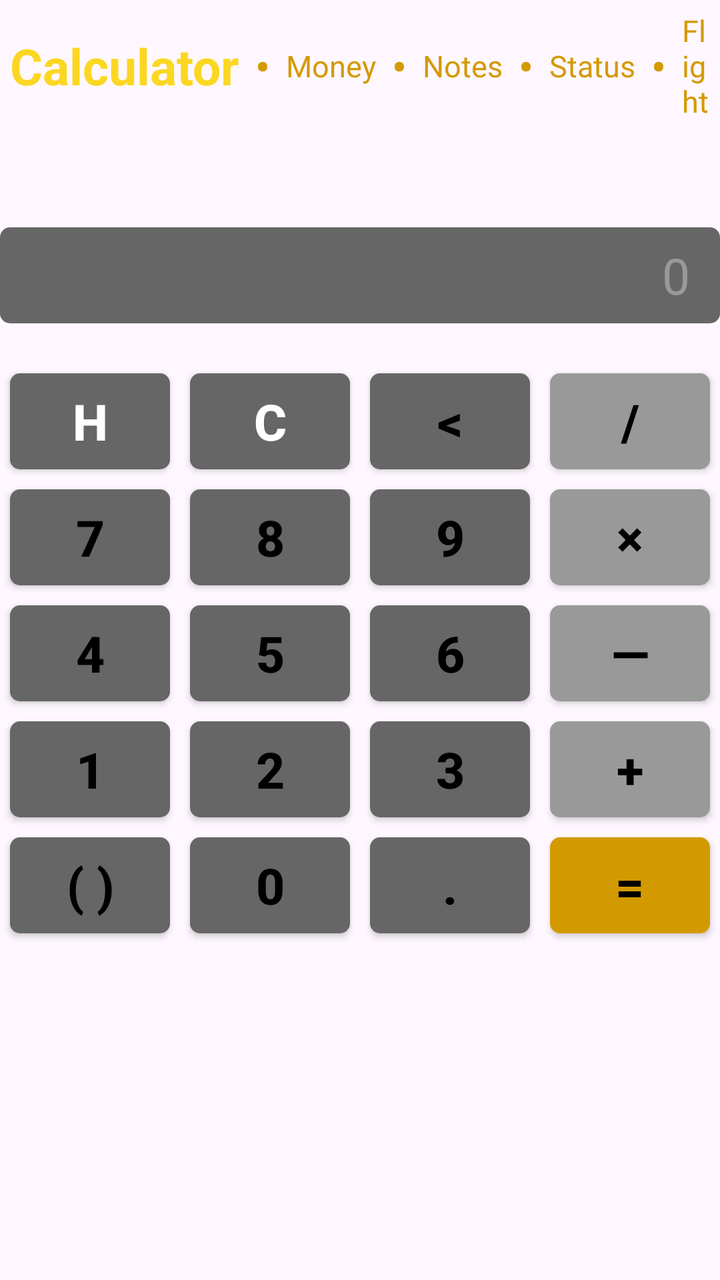
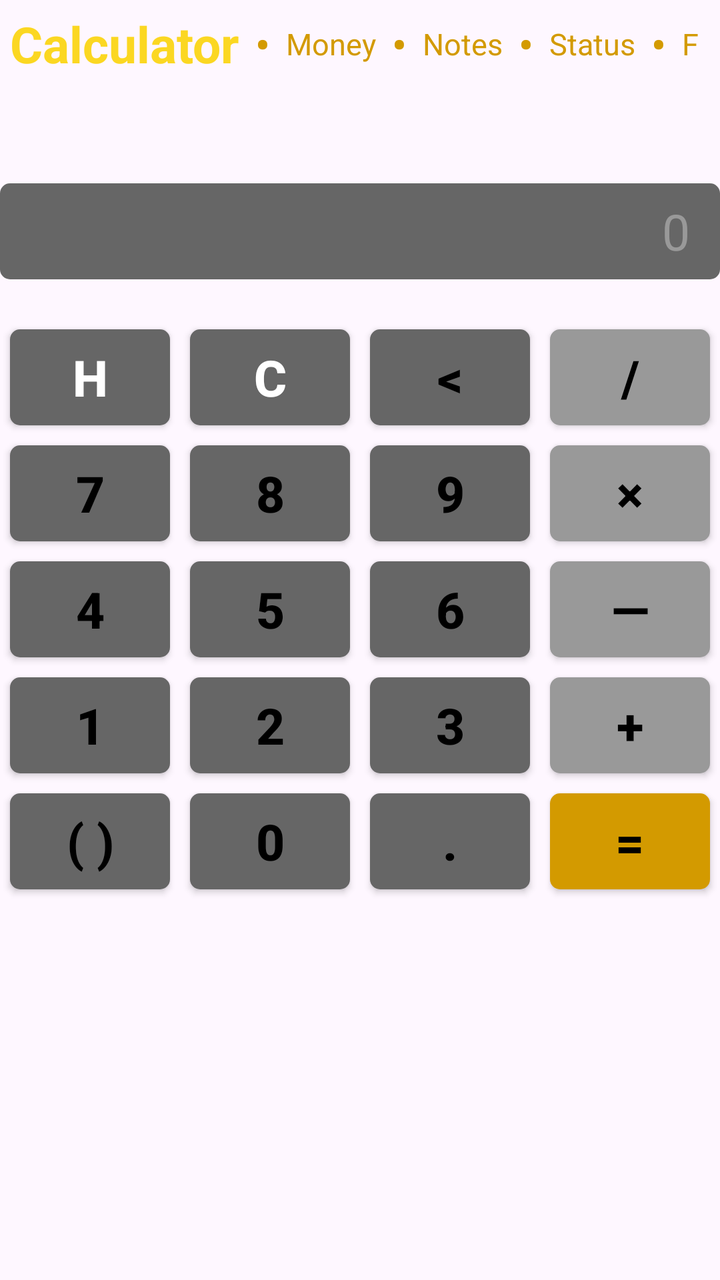

An Android layout rendered at two revisions. The XML below is the earlier revision; the diff shows what the commit changed to produce the second picture.
<!-- AndroidManifest.xml: application theme Theme.Money -->
<!-- res/layout/i_i_calculator.xml -->
<?xml version="1.0" encoding="utf-8"?>
<androidx.constraintlayout.widget.ConstraintLayout
    android:id="@+id/i_i_calculator"
    xmlns:android="http://schemas.android.com/apk/res/android"
    xmlns:app="http://schemas.android.com/apk/res-auto"
    android:layout_width="match_parent"
    android:layout_height="match_parent">

    
    <LinearLayout
        android:id="@id/main_action_bar"

        android:layout_width="wrap_content"
        android:layout_height="wrap_content"
        android:gravity="center"

        android:orientation="horizontal"
        app:layout_constraintStart_toStartOf="parent"
        app:layout_constraintTop_toTopOf="parent">

        
        <TextView
            android:text="@string/ab_calculator"

            android:layout_width="wrap_content"
            android:layout_height="wrap_content"

            android:padding="5dp"
            android:textStyle="bold"
            android:textSize="25sp"
            android:textColor="#fbd722"/>

        
        <TextView
            android:text="@string/ab_separator"

            android:layout_width="wrap_content"
            android:layout_height="wrap_content"

            android:padding="3dp"
            android:textStyle="bold"
            android:textSize="20sp"
            android:textColor="#d39a00"/>

        
        <TextView
            android:id="@+id/ab_money"
            android:text="@string/ab_money"

            android:layout_width="wrap_content"
            android:layout_height="wrap_content"

            android:padding="5dp"
            android:textSize="15sp"
            android:textColor="#d39a00"

            android:clickable="true"
            android:focusable="true"/>

        
        <TextView
            android:text="@string/ab_separator"

            android:layout_width="wrap_content"
            android:layout_height="wrap_content"

            android:padding="3dp"
            android:textStyle="bold"
            android:textSize="20sp"
            android:textColor="#d39a00"/>

        
        <TextView
            android:id="@+id/ab_notes"
            android:text="@string/ab_notes"

            android:layout_width="wrap_content"
            android:layout_height="wrap_content"

            android:padding="5dp"
            android:textSize="15sp"
            android:textColor="#d39a00"

            android:clickable="true"
            android:focusable="true"/>

        
        <TextView
            android:text="@string/ab_separator"

            android:layout_width="wrap_content"
            android:layout_height="wrap_content"

            android:padding="3dp"
            android:textStyle="bold"
            android:textSize="20sp"
            android:textColor="#d39a00"/>

        
        <TextView
            android:id="@+id/ab_status"
            android:text="@string/ab_status"

            android:layout_width="wrap_content"
            android:layout_height="wrap_content"

            android:padding="5dp"
            android:textSize="15sp"
            android:textColor="#d39a00"

            android:clickable="true"
            android:focusable="true"/>

        
        <TextView
            android:text="@string/ab_separator"

            android:layout_width="wrap_content"
            android:layout_height="wrap_content"

            android:padding="3dp"
            android:textStyle="bold"
            android:textSize="20sp"
            android:textColor="#d39a00"/>

        
        <TextView
            android:id="@+id/ab_flight"
            android:text="Flight"

            android:layout_width="wrap_content"
            android:layout_height="wrap_content"

            android:padding="5dp"
            android:textSize="15sp"
            android:textColor="#d39a00"

            android:clickable="true"
            android:focusable="true"/>
    </LinearLayout>

    
    <EditText
        android:id="@+id/calculator"

        android:layout_marginTop="48dp"
        app:layout_constraintTop_toBottomOf="@id/main_action_bar"
        app:layout_constraintStart_toStartOf="parent"
        app:layout_constraintEnd_toEndOf="parent"

        android:layout_width="0dp"
        android:layout_height="48dp"
        android:gravity="center_vertical|end"

        android:textColor="#FFFFFF"
        android:textSize="25sp"
        android:paddingStart="5dp"
        android:paddingTop="5dp"
        android:paddingEnd="15dp"
        android:paddingBottom="5dp"
        android:background="@drawable/c_d"

        android:hint="@string/c_hint"
        android:textColorHint="#999999"

        android:singleLine="true"
        android:scrollHorizontally="true"
        android:cursorVisible="true"
        android:inputType="textNoSuggestions"/>

    
    <LinearLayout
        android:id="@+id/history_panel"
        android:layout_width="0dp"
        android:layout_height="wrap_content"

        android:layout_marginStart="5dp"
        android:layout_marginEnd="5dp"
        android:layout_marginTop="20dp"

        android:orientation="vertical"
        android:padding="12dp"

        android:background="@drawable/history_panel_background"
        android:elevation="10dp"
        android:visibility="gone"

        app:layout_constraintTop_toBottomOf="@id/calculator_buttons"
        app:layout_constraintStart_toStartOf="parent"
        app:layout_constraintEnd_toEndOf="parent">

        
        <ScrollView
            android:id="@+id/history_scroll"
            android:layout_width="match_parent"
            android:layout_height="wrap_content"
            android:fillViewport="false"
            android:scrollbars="vertical"
            android:overScrollMode="ifContentScrolls">

            <LinearLayout
                android:id="@+id/history_items"
                android:layout_width="match_parent"
                android:layout_height="wrap_content"
                android:orientation="vertical"
                android:gravity="top" />
        </ScrollView>

    </LinearLayout>

    
    <GridLayout
        android:id="@+id/calculator_buttons"

        android:layout_marginTop="20dp"
        android:layout_marginBottom="0dp"
        android:layout_marginStart="0dp"
        android:layout_marginEnd="0dp"
        app:layout_constraintTop_toBottomOf="@id/calculator"
        app:layout_constraintStart_toStartOf="parent"
        app:layout_constraintEnd_toEndOf="parent"

        android:layout_width="0dp"
        android:layout_height="wrap_content"
        android:columnCount="4"
        android:rowCount="5"
        android:alignmentMode="alignMargins"
        android:useDefaultMargins="false"
        android:padding="0dp">

        

        
        <androidx.appcompat.widget.AppCompatButton
            android:id="@+id/c_h"
            android:text="@string/c_h"

            android:layout_width="0dp"
            android:layout_height="48dp"
            android:layout_columnWeight="1"
            android:layout_margin="5dp"

            android:textColor="#FFFFFF"
            android:textStyle="bold"
            android:textSize="25sp"

            android:backgroundTint="@null"
            android:background="@drawable/c_b"/>

        
        <androidx.appcompat.widget.AppCompatButton
            android:id="@+id/c_c"
            android:text="@string/c_c"

            android:layout_width="0dp"
            android:layout_height="48dp"
            android:layout_columnWeight="1"
            android:layout_margin="5dp"

            android:textColor="#FFFFFF"
            android:textStyle="bold"
            android:textSize="25sp"

            android:backgroundTint="@null"
            android:background="@drawable/c_b"

            android:foreground="?attr/selectableItemBackground"
            android:foregroundTint="#666666"/>

        
        <androidx.appcompat.widget.AppCompatButton
            android:id="@+id/c_backspace"
            android:text="@string/c_backspace"

            android:layout_width="0dp"
            android:layout_height="48dp"
            android:layout_columnWeight="1"
            android:layout_margin="5dp"

            android:textColor="#000000"
            android:textStyle="bold"
            android:textSize="25sp"

            android:backgroundTint="@null"
            android:background="@drawable/c_b"/>

        
        <androidx.appcompat.widget.AppCompatButton
            android:id="@+id/c_divide"
            android:text="@string/c_divide"

            android:layout_width="0dp"
            android:layout_height="48dp"
            android:layout_columnWeight="1"
            android:layout_margin="5dp"

            android:textColor="#000000"
            android:textStyle="bold"
            android:textSize="25sp"

            android:backgroundTint="@null"
            android:background="@drawable/c_button_symbols"/>

        

        
        <androidx.appcompat.widget.AppCompatButton
            android:id="@+id/c_7"
            android:text="@string/c_7"

            android:layout_width="0dp"
            android:layout_height="48dp"
            android:layout_columnWeight="1"
            android:layout_margin="5dp"

            android:textColor="#000000"
            android:textStyle="bold"
            android:textSize="25sp"

            android:backgroundTint="@null"
            android:background="@drawable/c_b"/>

        
        <androidx.appcompat.widget.AppCompatButton
            android:id="@+id/c_8"
            android:text="@string/c_8"

            android:layout_width="0dp"
            android:layout_height="48dp"
            android:layout_columnWeight="1"
            android:layout_margin="5dp"

            android:textColor="#000000"
            android:textStyle="bold"
            android:textSize="25sp"

            android:backgroundTint="@null"
            android:background="@drawable/c_b"/>

        
        <androidx.appcompat.widget.AppCompatButton
            android:id="@+id/c_9"
            android:text="@string/c_9"

            android:layout_width="0dp"
            android:layout_height="48dp"
            android:layout_columnWeight="1"
            android:layout_margin="5dp"

            android:textColor="#000000"
            android:textStyle="bold"
            android:textSize="25sp"

            android:backgroundTint="@null"
            android:background="@drawable/c_b"/>

        
        <androidx.appcompat.widget.AppCompatButton
            android:id="@+id/c_multiply"
            android:text="@string/c_multiply"

            android:layout_width="0dp"
            android:layout_height="48dp"
            android:layout_columnWeight="1"
            android:layout_margin="5dp"

            android:textColor="#000000"
            android:textStyle="bold"
            android:textSize="25sp"

            android:backgroundTint="@null"
            android:background="@drawable/c_button_symbols"/>

        

        
        <androidx.appcompat.widget.AppCompatButton
            android:id="@+id/c_4"
            android:text="@string/c_4"

            android:layout_width="0dp"
            android:layout_height="48dp"
            android:layout_columnWeight="1"
            android:layout_margin="5dp"

            android:textColor="#000000"
            android:textStyle="bold"
            android:textSize="25sp"

            android:backgroundTint="@null"
            android:background="@drawable/c_b"/>

        
        <androidx.appcompat.widget.AppCompatButton
            android:id="@+id/c_5"
            android:text="@string/c_5"

            android:layout_width="0dp"
            android:layout_height="48dp"
            android:layout_columnWeight="1"
            android:layout_margin="5dp"

            android:textColor="#000000"
            android:textStyle="bold"
            android:textSize="25sp"

            android:backgroundTint="@null"
            android:background="@drawable/c_b"/>

        
        <androidx.appcompat.widget.AppCompatButton
            android:id="@+id/c_6"
            android:text="@string/c_6"

            android:layout_width="0dp"
            android:layout_height="48dp"
            android:layout_columnWeight="1"
            android:layout_margin="5dp"

            android:textColor="#000000"
            android:textStyle="bold"
            android:textSize="25sp"

            android:backgroundTint="@null"
            android:background="@drawable/c_b"/>

        
        <androidx.appcompat.widget.AppCompatButton
            android:id="@+id/c_subtract"
            android:text="@string/c_subtract"

            android:layout_width="0dp"
            android:layout_height="48dp"
            android:layout_columnWeight="1"
            android:layout_margin="5dp"

            android:textColor="#000000"
            android:textStyle="bold"
            android:textSize="25sp"

            android:backgroundTint="@null"
            android:background="@drawable/c_button_symbols"/>

        

        
        <androidx.appcompat.widget.AppCompatButton
            android:id="@+id/c_1"
            android:text="@string/c_1"

            android:layout_width="0dp"
            android:layout_height="48dp"
            android:layout_columnWeight="1"
            android:layout_margin="5dp"

            android:textColor="#000000"
            android:textStyle="bold"
            android:textSize="25sp"

            android:backgroundTint="@null"
            android:background="@drawable/c_b"/>

        
        <androidx.appcompat.widget.AppCompatButton
            android:id="@+id/c_2"
            android:text="@string/c_2"

            android:layout_width="0dp"
            android:layout_height="48dp"
            android:layout_columnWeight="1"
            android:layout_margin="5dp"

            android:textColor="#000000"
            android:textStyle="bold"
            android:textSize="25sp"

            android:backgroundTint="@null"
            android:background="@drawable/c_b"/>

        
        <androidx.appcompat.widget.AppCompatButton
            android:id="@+id/c_3"
            android:text="@string/c_3"

            android:layout_width="0dp"
            android:layout_height="48dp"
            android:layout_columnWeight="1"
            android:layout_margin="5dp"

            android:textColor="#000000"
            android:textStyle="bold"
            android:textSize="25sp"

            android:backgroundTint="@null"
            android:background="@drawable/c_b"/>

        
        <androidx.appcompat.widget.AppCompatButton
            android:id="@+id/c_add"
            android:text="@string/c_add"

            android:layout_width="0dp"
            android:layout_height="48dp"
            android:layout_columnWeight="1"
            android:layout_margin="5dp"

            android:textColor="#000000"
            android:textStyle="bold"
            android:textSize="25sp"

            android:backgroundTint="@null"
            android:background="@drawable/c_button_symbols"/>

        

        
        <androidx.appcompat.widget.AppCompatButton
            android:id="@+id/c_parenthesis"
            android:text="@string/c_parenthesis"

            android:layout_width="0dp"
            android:layout_height="48dp"
            android:layout_columnWeight="1"
            android:layout_margin="5dp"

            android:textColor="#000000"
            android:textStyle="bold"
            android:textSize="25sp"

            android:backgroundTint="@null"
            android:background="@drawable/c_b"/>

        
        <androidx.appcompat.widget.AppCompatButton
            android:id="@+id/c_0"
            android:text="@string/c_0"

            android:layout_width="0dp"
            android:layout_height="48dp"
            android:layout_columnWeight="1"
            android:layout_margin="5dp"

            android:textColor="#000000"
            android:textStyle="bold"
            android:textSize="25sp"

            android:backgroundTint="@null"
            android:background="@drawable/c_b"/>

        
        <androidx.appcompat.widget.AppCompatButton
            android:id="@+id/c_decimal"
            android:text="@string/c_decimal"

            android:layout_width="0dp"
            android:layout_height="48dp"
            android:layout_columnWeight="1"
            android:layout_margin="5dp"

            android:textColor="#000000"
            android:textStyle="bold"
            android:textSize="25sp"

            android:backgroundTint="@null"
            android:background="@drawable/c_b"/>

        
        <androidx.appcompat.widget.AppCompatButton
            android:id="@+id/c_equal"
            android:text="@string/c_equal"

            android:layout_width="0dp"
            android:layout_height="48dp"
            android:layout_columnWeight="1"
            android:layout_margin="5dp"

            android:textColor="#000000"
            android:textStyle="bold"
            android:textSize="25sp"

            android:backgroundTint="@null"
            android:background="@drawable/c_b_equal"/>

    </GridLayout>

</androidx.constraintlayout.widget.ConstraintLayout>
<!-- resources referenced by this layout -->
<resources>
  <!-- drawable c_b (drawable) -->
  <ripple xmlns:android="http://schemas.android.com/apk/res/android"
      android:color="#999999">
  
      <item>
          <shape android:shape="rectangle">
              <solid android:color="#666666"/>
              <corners android:radius="5dp"/>
          </shape>
      </item>
  
  </ripple>
  <!-- drawable c_b_equal (drawable) -->
  <ripple xmlns:android="http://schemas.android.com/apk/res/android"
  android:color="#fbd722">
  
  <item>
      <shape android:shape="rectangle">
          <solid android:color="#d39a00"/>
          <corners android:radius="5dp"/>
      </shape>
  </item>
  
  </ripple>
  <!-- drawable c_button_symbols (drawable) -->
  <ripple xmlns:android="http://schemas.android.com/apk/res/android"
      android:color="#666666">
  
      <item>
          <shape android:shape="rectangle">
              <solid android:color="#999999"/>
              <corners android:radius="5dp"/>
          </shape>
      </item>
  
  </ripple>
  <!-- drawable c_d (drawable) -->
  <shape xmlns:android="http://schemas.android.com/apk/res/android"
      android:shape="rectangle">
  
      <solid android:color="#666666"/>
  
      <corners android:radius="5dp"/>
  
  </shape>
  <!-- drawable history_panel_background (drawable) -->
  <?xml version="1.0" encoding="utf-8"?>
  <shape xmlns:android="http://schemas.android.com/apk/res/android"
      android:shape="rectangle">
  
      
      <solid android:color="#999999"/>
  
      
      <corners android:radius="5dp"/>
  
  </shape>
  <string name="ab_calculator">   Calculator</string>
  <string name="ab_money">        Money</string>
  <string name="ab_notes">        Notes</string>
  <string name="ab_separator">    •</string>
  <string name="ab_status">       Status</string>
  <string name="c_0">             0</string>
  <string name="c_1">             1</string>
  <string name="c_2">             2</string>
  <string name="c_3">             3</string>
  <string name="c_4">             4</string>
  <string name="c_5">             5</string>
  <string name="c_6">             6</string>
  <string name="c_7">             7</string>
  <string name="c_8">             8</string>
  <string name="c_9">             9</string>
  <string name="c_add">           +</string>
  <string name="c_backspace">     &lt;</string>
  <string name="c_c">             C</string>
  <string name="c_decimal">       .</string>
  <string name="c_divide">        /</string>
  <string name="c_equal">         =</string>
  <string name="c_h">             H</string>
  <string name="c_hint">          0</string>
  <string name="c_multiply">      ×</string>
  <string name="c_parenthesis">   ( )</string>
  <string name="c_subtract">      —</string>
  <style name="Theme.Money" parent="Theme.Material3.DayNight.NoActionBar">
          
          <item name="colorPrimary">@color/purple_500</item>
          <item name="colorPrimaryVariant">@color/purple_700</item>
          <item name="colorOnPrimary">@color/white</item>
          
          <item name="colorSecondary">@color/teal_200</item>
          <item name="colorSecondaryVariant">@color/teal_700</item>
          <item name="colorOnSecondary">@color/black</item>
          
          <item name="android:statusBarColor">?attr/colorPrimaryVariant</item>
          
      </style>
  <color name="purple_500">#d39a00</color>
  <color name="purple_700">#d39a00</color>
  <color name="white">#FFFFFFFF</color>
  <color name="teal_200">#fbd722</color>
  <color name="teal_700">#fbd722</color>
  <color name="black">#FF000000</color>
</resources>

<!-- the commit's change to res/layout/i_i_calculator.xml (unified diff, before → after) -->
@@ -126,7 +126,7 @@
         
         <TextView
             android:id="@+id/ab_flight"
-            android:text="Flight"
+            android:text="F"
 
             android:layout_width="wrap_content"
             android:layout_height="wrap_content"
